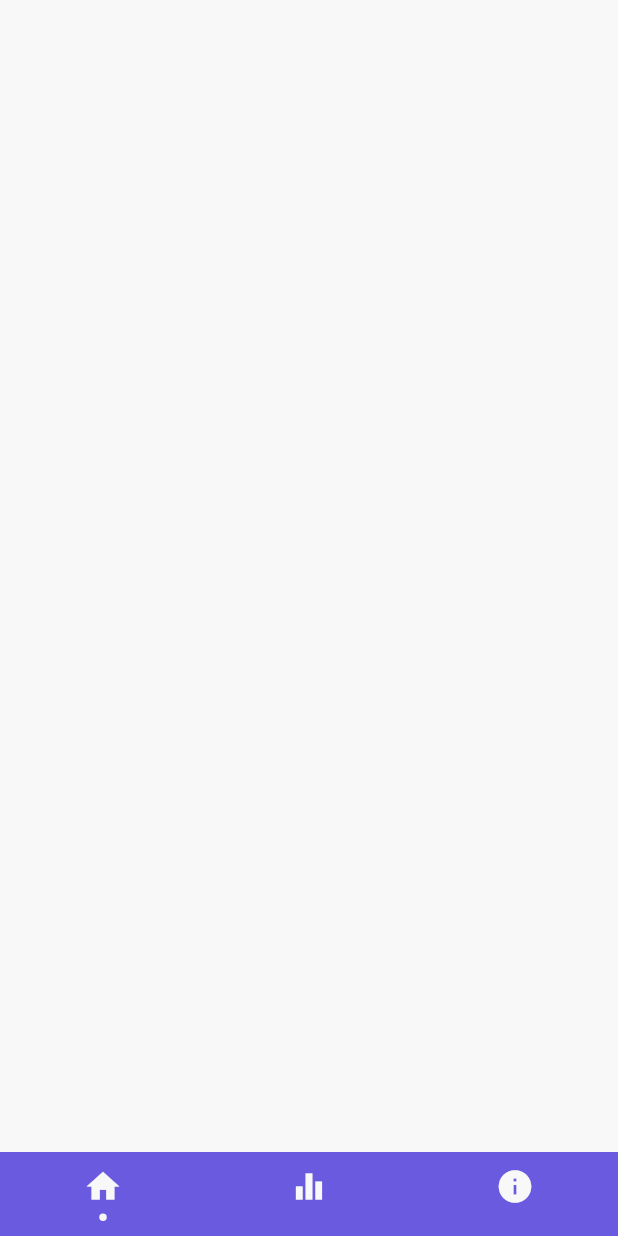
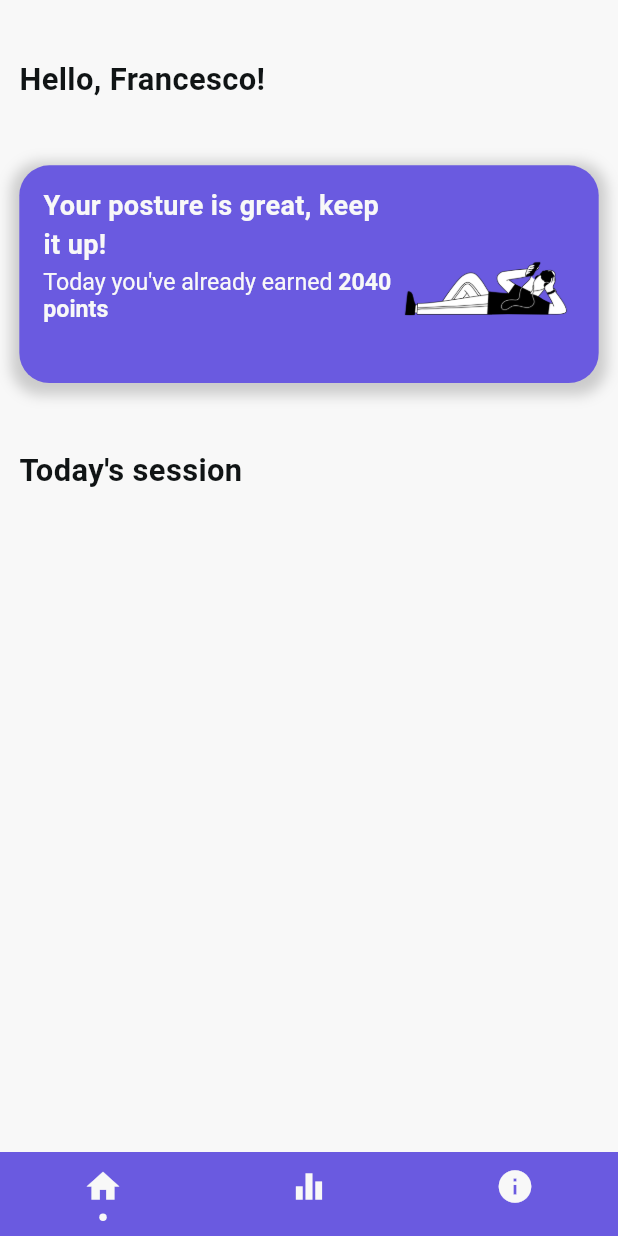
Before and after one commit to muxonn/best-hacking-league-2024, a Flutter app: the screen it shows after launch, on a phone screen of 412 x 824 dp. Run offline on Flutter 3.47's test engine with Material 3 defaults, Android fonts, the phone set to English and light mode, and no system bars; drawn by our look-alikes of persistent_bottom_nav_bar; our stand-ins replace flutter_screenutil.

Commit message:
Add main page info widget

```diff
--- /dev/null
+++ b/mobile/lib/config/constants/sizes.dart
@@ -0,0 +1,7 @@
+import 'package:flutter/material.dart';
+import 'package:flutter_screenutil/flutter_screenutil.dart';
+
+class BBSizes {
+  static EdgeInsets mainPadding =
+      EdgeInsets.only(top: 26.h, left: 10.w, right: 10.w);
+}
--- a/mobile/lib/config/l10n/app_en.arb
+++ b/mobile/lib/config/l10n/app_en.arb
@@ -1,7 +1,7 @@
 {
     "@@locale": "en",
     "appTitle": "Back Buddy",
-    "homePageWelcomeText": "Hello, {name}",
+    "homePageWelcomeText": "Hello, {name}!",
     "@homePageWelcomeText":{
         "description": "Welcome text",
         "placeholders": {
@@ -13,5 +13,18 @@
     "homePageTodaySession": "Today's session",
     "homePageGoodPosture": "Good posture",
     "homePageBadPosture": "Bad posture",
-    "homePageBreakTime": "Break time"
+    "homePageBreakTime": "Break time",
+    "homePageWidgetGood": "Your posture is great, keep it up!",
+    "homePageWidgetOK": "Your posture is fine, but it could always be better!",
+    "homePageWidgetBad": "Your posture needs improvement. Consider making some adjustments",
+    "homePageWidgetSubTitle": "Today you've already earned",
+    "homePageWidgetPoints": "{points} points",
+    "@homePageWidgetPoints":{
+        "description": "Points",
+        "placeholders": {
+            "points": {
+                "type": "int",
+                "example": "1250"
+            }
+        }}
 }
--- a/mobile/lib/config/l10n/app_pl.arb
+++ b/mobile/lib/config/l10n/app_pl.arb
@@ -1,7 +1,7 @@
 {
     "@@locale": "pl",
     "appTitle": "Back Buddy",
-    "homePageWelcomeText": "Cześć, {name}",
+    "homePageWelcomeText": "Cześć, {name}!",
     "@homePageWelcomeText":{
         "description": "Welcome text",
         "placeholders": {
@@ -13,5 +13,18 @@
     "homePageTodaySession": "Dzisiejsza sesja",
     "homePageGoodPosture": "Dobra postura",
     "homePageBadPosture": "Zła postura",
-    "homePageBreakTime": "Czas przerwy"
+    "homePageBreakTime": "Czas przerwy",
+    "homePageWidgetGood": "Twoja postawa jest świetna, tak trzymaj!",
+    "homePageWidgetOK": "Twoja postawa jest w porządku, ale zawsze może być lepiej!",
+    "homePageWidgetBad": "Twoja postawa wymaga poprawy. Rozważ wprowadzenie pewnych zmian.",
+    "homePageWidgetSubTitle": "Dzisiaj zdobyłeś już",
+    "homePageWidgetPoints": "{points} punktów",
+    "@homePageWidgetPoints":{
+        "description": "Points",
+        "placeholders": {
+            "points": {
+                "type": "int",
+                "example": "1250"
+            }
+        }}
 }
--- a/mobile/lib/config/l10n/localizations.dart
+++ b/mobile/lib/config/l10n/localizations.dart
@@ -102,7 +102,7 @@ abstract class AppLocalizations {
   /// Welcome text
   ///
   /// In pl, this message translates to:
-  /// **'Cześć, {name}'**
+  /// **'Cześć, {name}!'**
   String homePageWelcomeText(String name);
 
   /// No description provided for @homePageTodaySession.
@@ -128,6 +128,36 @@ abstract class AppLocalizations {
   /// In pl, this message translates to:
   /// **'Czas przerwy'**
   String get homePageBreakTime;
+
+  /// No description provided for @homePageWidgetGood.
+  ///
+  /// In pl, this message translates to:
+  /// **'Twoja postawa jest świetna, tak trzymaj!'**
+  String get homePageWidgetGood;
+
+  /// No description provided for @homePageWidgetOK.
+  ///
+  /// In pl, this message translates to:
+  /// **'Twoja postawa jest w porządku, ale zawsze może być lepiej!'**
+  String get homePageWidgetOK;
+
+  /// No description provided for @homePageWidgetBad.
+  ///
+  /// In pl, this message translates to:
+  /// **'Twoja postawa wymaga poprawy. Rozważ wprowadzenie pewnych zmian.'**
+  String get homePageWidgetBad;
+
+  /// No description provided for @homePageWidgetSubTitle.
+  ///
+  /// In pl, this message translates to:
+  /// **'Dzisiaj zdobyłeś już'**
+  String get homePageWidgetSubTitle;
+
+  /// Points
+  ///
+  /// In pl, this message translates to:
+  /// **'{points} punktów'**
+  String homePageWidgetPoints(int points);
 }
 
 class _AppLocalizationsDelegate extends LocalizationsDelegate<AppLocalizations> {
--- a/mobile/lib/config/l10n/localizations_en.dart
+++ b/mobile/lib/config/l10n/localizations_en.dart
@@ -9,7 +9,7 @@ class AppLocalizationsEn extends AppLocalizations {
 
   @override
   String homePageWelcomeText(String name) {
-    return 'Hello, $name';
+    return 'Hello, $name!';
   }
 
   @override
@@ -23,4 +23,21 @@ class AppLocalizationsEn extends AppLocalizations {
 
   @override
   String get homePageBreakTime => 'Break time';
+
+  @override
+  String get homePageWidgetGood => 'Your posture is great, keep it up!';
+
+  @override
+  String get homePageWidgetOK => 'Your posture is fine, but it could always be better!';
+
+  @override
+  String get homePageWidgetBad => 'Your posture needs improvement. Consider making some adjustments';
+
+  @override
+  String get homePageWidgetSubTitle => 'Today you\'ve already earned';
+
+  @override
+  String homePageWidgetPoints(int points) {
+    return '$points points';
+  }
 }
--- a/mobile/lib/config/l10n/localizations_pl.dart
+++ b/mobile/lib/config/l10n/localizations_pl.dart
@@ -9,7 +9,7 @@ class AppLocalizationsPl extends AppLocalizations {
 
   @override
   String homePageWelcomeText(String name) {
-    return 'Cześć, $name';
+    return 'Cześć, $name!';
   }
 
   @override
@@ -23,4 +23,21 @@ class AppLocalizationsPl extends AppLocalizations {
 
   @override
   String get homePageBreakTime => 'Czas przerwy';
+
+  @override
+  String get homePageWidgetGood => 'Twoja postawa jest świetna, tak trzymaj!';
+
+  @override
+  String get homePageWidgetOK => 'Twoja postawa jest w porządku, ale zawsze może być lepiej!';
+
+  @override
+  String get homePageWidgetBad => 'Twoja postawa wymaga poprawy. Rozważ wprowadzenie pewnych zmian.';
+
+  @override
+  String get homePageWidgetSubTitle => 'Dzisiaj zdobyłeś już';
+
+  @override
+  String homePageWidgetPoints(int points) {
+    return '$points punktów';
+  }
 }
--- a/mobile/lib/config/theme.dart
+++ b/mobile/lib/config/theme.dart
@@ -4,6 +4,7 @@ import 'package:office_app/config/colors.dart';
 class BBTheme {
   static ThemeData theme = ThemeData(
     useMaterial3: true,
+    fontFamily: 'Roboto',
     scaffoldBackgroundColor: BBColors.white,
   );
 }
--- /dev/null
+++ b/mobile/lib/features/main_page_info_widget/main_page_info_widget.dart
@@ -0,0 +1,82 @@
+import 'package:flutter/cupertino.dart';
+import 'package:flutter/material.dart';
+import 'package:flutter/widgets.dart';
+import 'package:flutter_screenutil/flutter_screenutil.dart';
+import 'package:office_app/config/colors.dart';
+
+class MainPageInfoWidget extends StatelessWidget {
+  const MainPageInfoWidget(
+      {super.key,
+      required this.title,
+      required this.subtitle,
+      required this.points});
+
+  final String title;
+  final String subtitle;
+  final String points;
+
+  @override
+  Widget build(BuildContext context) {
+    return Container(
+      margin: EdgeInsets.only(top: 30.h, bottom: 30.h),
+      padding: const EdgeInsets.symmetric(horizontal: 16, vertical: 14),
+      decoration: BoxDecoration(
+        borderRadius: BorderRadius.circular(20),
+        color: BBColors.deepPurple,
+        boxShadow: [
+          BoxShadow(
+            color: Colors.grey.withOpacity(0.5),
+            spreadRadius: 5,
+            blurRadius: 7,
+            offset: const Offset(0, 3), // changes position of shadow
+          ),
+        ],
+      ),
+      width: double.infinity,
+      height: 100.h,
+      child: Row(
+        mainAxisAlignment: MainAxisAlignment.spaceBetween,
+        children: [
+          Flexible(
+            flex: 2,
+            child: Column(
+              crossAxisAlignment: CrossAxisAlignment.start,
+              children: [
+                Text(
+                  title,
+                  softWrap: true,
+                  style: TextStyle(
+                    fontSize: 14.sp,
+                    color: BBColors.white,
+                    fontWeight: FontWeight.bold,
+                  ),
+                ),
+                SizedBox(height: 2.h),
+                RichText(
+                  softWrap: true,
+                  text: TextSpan(
+                    style: TextStyle(
+                      fontSize: 12.sp,
+                      color: BBColors.white,
+                    ),
+                    children: <TextSpan>[
+                      TextSpan(text: subtitle),
+                      const TextSpan(text: " "),
+                      TextSpan(
+                          text: points,
+                          style: const TextStyle(fontWeight: FontWeight.bold)),
+                    ],
+                  ),
+                ),
+              ],
+            ),
+          ),
+          Flexible(
+            flex: 1,
+            child: Image.asset("assets/img/Podcast.png"),
+          ),
+        ],
+      ),
+    );
+  }
+}
--- a/mobile/lib/main.dart
+++ b/mobile/lib/main.dart
@@ -2,6 +2,7 @@ import 'package:flutter/material.dart';
 import 'package:flutter/services.dart';
 import 'package:flutter_screenutil/flutter_screenutil.dart';
 import 'package:office_app/config/l10n/localizations.dart';
+import 'package:office_app/config/theme.dart';
 import 'package:office_app/views/main_page.dart';
 
 void main() {
@@ -18,15 +19,17 @@ class MainApp extends StatelessWidget {
 
   @override
   Widget build(BuildContext context) {
-    return const ScreenUtilInit(
-      designSize: Size(320, 568),
+    return ScreenUtilInit(
+      designSize: const Size(320, 568),
       minTextAdapt: true,
       splitScreenMode: true,
       child: MaterialApp(
         supportedLocales: AppLocalizations.supportedLocales,
         localizationsDelegates: AppLocalizations.localizationsDelegates,
-        locale: Locale('pl'),
-        home: MainPage(),
+        locale: const Locale('en'),
+        home: const MainPage(),
+        theme: BBTheme.theme,
+        debugShowCheckedModeBanner: false,
       ),
     );
   }
--- a/mobile/lib/views/home_page.dart
+++ b/mobile/lib/views/home_page.dart
@@ -1,13 +1,44 @@
 import 'package:flutter/material.dart';
+import 'package:flutter_screenutil/flutter_screenutil.dart';
 import 'package:office_app/config/colors.dart';
+import 'package:office_app/config/constants/sizes.dart';
+import 'package:office_app/config/l10n/extensions.dart';
+import 'package:office_app/features/main_page_info_widget/main_page_info_widget.dart';
 
 class HomePage extends StatelessWidget {
   const HomePage({super.key});
+
+  static final headerStyle = TextStyle(
+    color: BBColors.black,
+    fontSize: 16.sp,
+    fontWeight: FontWeight.bold,
+  );
 
   @override
   Widget build(BuildContext context) {
     return Scaffold(
       backgroundColor: BBColors.white,
+      body: Padding(
+        padding: BBSizes.mainPadding,
+        child: Column(
+          crossAxisAlignment: CrossAxisAlignment.start,
+          children: [
+            Text(
+              context.text.homePageWelcomeText("Francesco"),
+              style: headerStyle,
+            ),
+            MainPageInfoWidget(
+              title: context.text.homePageWidgetGood,
+              subtitle: context.text.homePageWidgetSubTitle,
+              points: context.text.homePageWidgetPoints(2040),
+            ),
+            Text(
+              context.text.homePageTodaySession,
+              style: headerStyle,
+            ),
+          ],
+        ),
+      ),
     );
   }
 }
--- a/mobile/lib/views/main_page.dart
+++ b/mobile/lib/views/main_page.dart
@@ -10,9 +10,9 @@ class MainPage extends StatelessWidget {
 
   List<Widget> _buildScreens() {
     return [
-      HomePage(),
-      RankingPage(),
-      InfoPage(),
+      const HomePage(),
+      const RankingPage(),
+      const InfoPage(),
     ];
   }
 
--- a/mobile/pubspec.yaml
+++ b/mobile/pubspec.yaml
@@ -25,3 +25,5 @@ dev_dependencies:
 flutter:
   uses-material-design: true
   generate: true
+  assets:
+    - assets/img/Podcast.png
```
Also changed, not shown: mobile/assets/img/Podcast.png (added).
